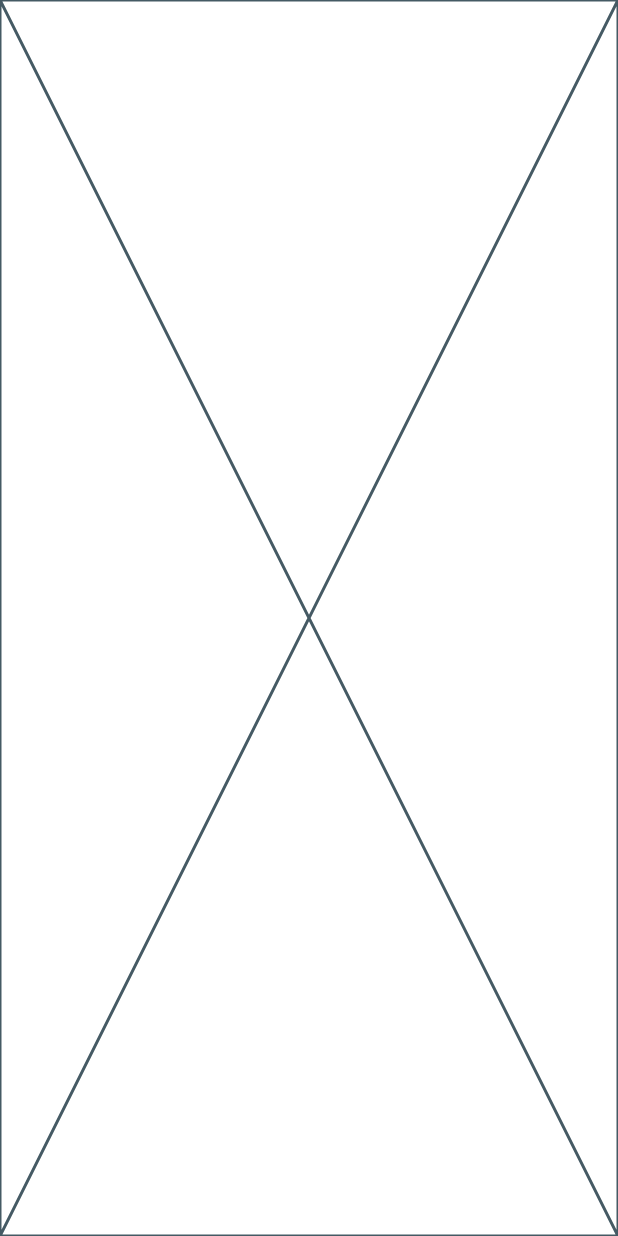
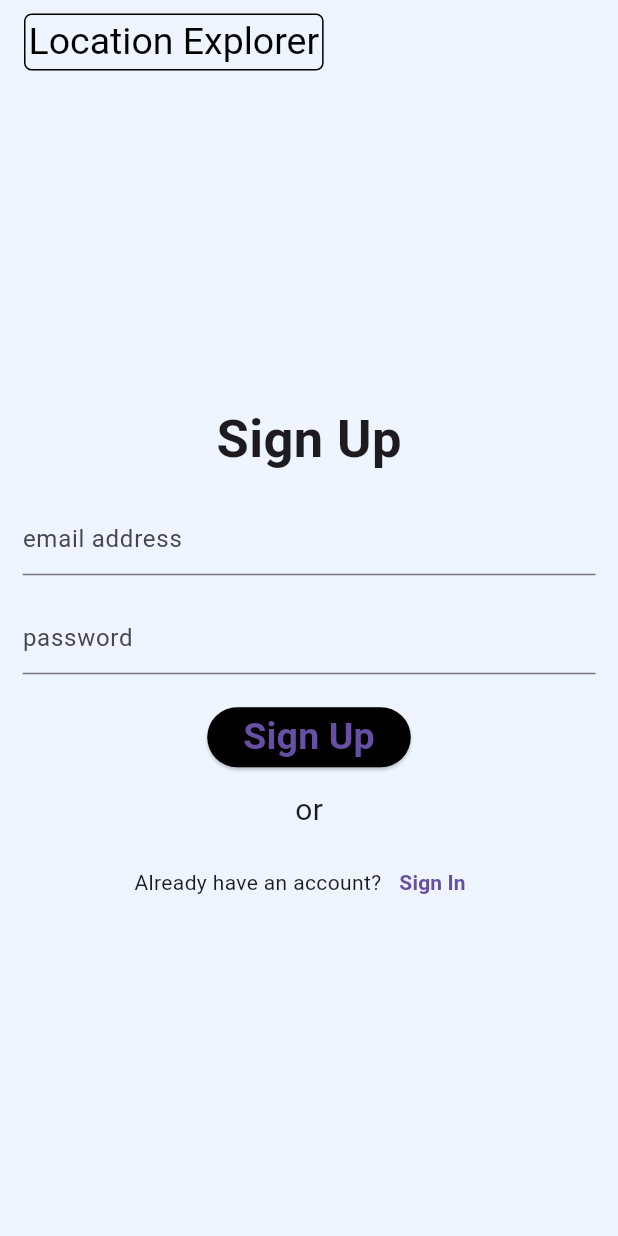
Before and after one commit to KaustubhVaidya404/LocationExplorer, a Flutter app: the screen it shows after launch, on a phone screen of 412 x 824 dp. Run offline on Flutter 3.47's test engine with Material 3 defaults, Android fonts, the phone set to English and light mode, and no system bars; our stand-ins replace email_validator, firebase_auth, firebase_core; accounts and stored records are empty.

Commit message:
added sign up and sign in

```diff
--- a/lib/main.dart
+++ b/lib/main.dart
@@ -1,6 +1,13 @@
+import 'package:firebase_core/firebase_core.dart';
 import 'package:flutter/material.dart';
+import 'package:locationexplorer/firebase_options.dart';
+import 'package:locationexplorer/view/ui/sign_up_screen.dart';
 
-void main() {
+void main() async {
+  WidgetsFlutterBinding.ensureInitialized();
+  await Firebase.initializeApp(
+    options: DefaultFirebaseOptions.currentPlatform,
+  );
   runApp(const MyApp());
 }
 
@@ -9,6 +16,9 @@ class MyApp extends StatelessWidget {
 
   @override
   Widget build(BuildContext context) {
-    return const Placeholder();
+    return const MaterialApp(
+      debugShowCheckedModeBanner: false,
+      home: SignUpScreen(),
+    );
   }
 }
--- /dev/null
+++ b/lib/utilities/app_colors.dart
@@ -0,0 +1,6 @@
+import 'package:flutter/material.dart';
+
+const backGroundBlue = Color.fromRGBO(238, 245, 255, 1);
+const appBarFontBlack = Colors.black;
+const appBarDecoration = Colors.black;
+const elevatedButtonColor = Colors.black;
--- /dev/null
+++ b/lib/view/ui/sign_up_screen.dart
@@ -0,0 +1,150 @@
+import 'package:flutter/material.dart';
+import 'package:locationexplorer/utilities/app_colors.dart';
+import 'package:email_validator/email_validator.dart';
+import 'package:firebase_auth/firebase_auth.dart';
+import 'package:locationexplorer/view/ui/sign_in_screen.dart';
+
+class SignUpScreen extends StatefulWidget {
+  const SignUpScreen({super.key});
+
+  @override
+  State<SignUpScreen> createState() => _SignUpScreenState();
+}
+
+class _SignUpScreenState extends State<SignUpScreen> {
+  TextEditingController emailinputcontroller = TextEditingController();
+  TextEditingController passwordcontroller = TextEditingController();
+
+  @override
+  Widget build(BuildContext context) {
+    const passwordSnackBar = SnackBar(content: Text('Please enter a password'));
+    const emailSnackBar = SnackBar(
+        content: Text(
+            'Please enter email address or try checking the validity of email address'));
+    const passwordweak =
+        SnackBar(content: Text('The password provided is too weak.'));
+    const accountexist =
+        SnackBar(content: Text('The account already exists for that email.'));
+
+    return Scaffold(
+      backgroundColor: backGroundBlue,
+      appBar: AppBar(
+        backgroundColor: backGroundBlue,
+        elevation: 0,
+        title: Container(
+          padding: const EdgeInsets.all(2),
+          decoration: BoxDecoration(
+              border: Border.all(color: appBarDecoration),
+              borderRadius: BorderRadius.circular(5)),
+          child: const Text(
+            'Location Explorer',
+            style: TextStyle(fontSize: 25, color: appBarFontBlack),
+          ),
+        ),
+      ),
+      body: Container(
+        // decoration: BoxDecoration(border: Border.all(color: Colors.black)),
+        margin: const EdgeInsets.all(15),
+        alignment: Alignment.center,
+        child: Column(mainAxisAlignment: MainAxisAlignment.center, children: [
+          const Text(
+            "Sign Up",
+            style: TextStyle(fontSize: 35, fontWeight: FontWeight.bold),
+          ),
+          const SizedBox(
+            height: 18,
+          ),
+          TextField(
+            controller: emailinputcontroller,
+            decoration: const InputDecoration(
+              hintText: "email address",
+            ),
+          ),
+          const SizedBox(
+            height: 18,
+          ),
+          TextField(
+            controller: passwordcontroller,
+            decoration: const InputDecoration(
+              hintText: "password",
+            ),
+          ),
+          const SizedBox(
+            height: 18,
+          ),
+          ElevatedButton(
+              style: const ButtonStyle(
+                  backgroundColor:
+                      MaterialStatePropertyAll(elevatedButtonColor)),
+              onPressed: () async {
+                var isEmailValid =
+                    EmailValidator.validate(emailinputcontroller.text);
+                if (isEmailValid == true) {
+                  if (passwordcontroller.text.isNotEmpty) {
+                    try {
+                      final credential = await FirebaseAuth.instance
+                          .createUserWithEmailAndPassword(
+                              email: emailinputcontroller.text,
+                              password: passwordcontroller.text);
+                      //TODO: Route to main page
+                    } on FirebaseAuthException catch (error) {
+                      if (error.code == 'weak-password') {
+                        ScaffoldMessenger.of(context)
+                            .showSnackBar(passwordweak);
+                      } else if (error.code == 'email-already-in-use') {
+                        ScaffoldMessenger.of(context)
+                            .showSnackBar(accountexist);
+                      }
+                    } catch (e) {
+                      print(e);
+                    }
+                  } else {
+                    ScaffoldMessenger.of(context)
+                        .showSnackBar(passwordSnackBar);
+                  }
+                } else {
+                  ScaffoldMessenger.of(context).showSnackBar(emailSnackBar);
+                }
+              },
+              child: const Text('Sign Up',
+                  style: TextStyle(fontWeight: FontWeight.bold, fontSize: 25))),
+          const SizedBox(
+            height: 10,
+          ),
+          const Text(
+            'or',
+            style: TextStyle(fontSize: 20),
+          ),
+          const SizedBox(
+            height: 10,
+          ),
+          //The custom auth system requires custom token which is not currently available so this feature can be implemented
+          // ElevatedButton(
+          //     style: const ButtonStyle(
+          //         backgroundColor:
+          //             MaterialStatePropertyAll(elevatedButtonColor)),
+          //     onPressed: () {}, //TODO: google auth sign up
+          //     child: const Text('Google',
+          //         style: TextStyle(fontWeight: FontWeight.bold, fontSize: 25))),
+          Row(
+            mainAxisAlignment: MainAxisAlignment.center,
+            children: [
+              const Text('Already have an account?'),
+              TextButton(
+                  onPressed: () {
+                    Navigator.push(
+                        context,
+                        MaterialPageRoute(
+                            builder: (context) => const SignInScreen()));
+                  }, //TODO: Add the route for login screen
+                  child: const Text(
+                    'Sign In',
+                    style: TextStyle(fontWeight: FontWeight.bold),
+                  ))
+            ],
+          )
+        ]),
+      ),
+    );
+  }
+}
--- a/pubspec.yaml
+++ b/pubspec.yaml
@@ -35,6 +35,9 @@ dependencies:
   # The following adds the Cupertino Icons font to your application.
   # Use with the CupertinoIcons class for iOS style icons.
   cupertino_icons: ^1.0.2
+  firebase_core: ^2.24.2
+  email_validator: ^2.1.17
+  firebase_auth: ^4.16.0
 
 dev_dependencies:
   flutter_test:
```
Also changed, not shown: lib/view/ui/sign_in_screen.dart (added, +132 -0 lines), lib/firebase_options.dart (added), pubspec.lock, 5 other files.
